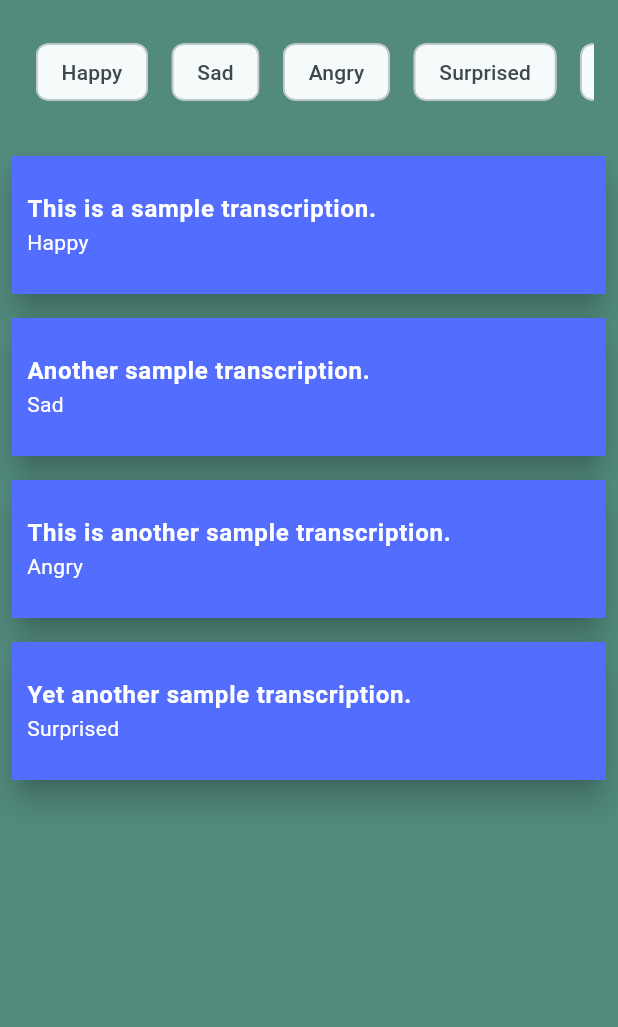
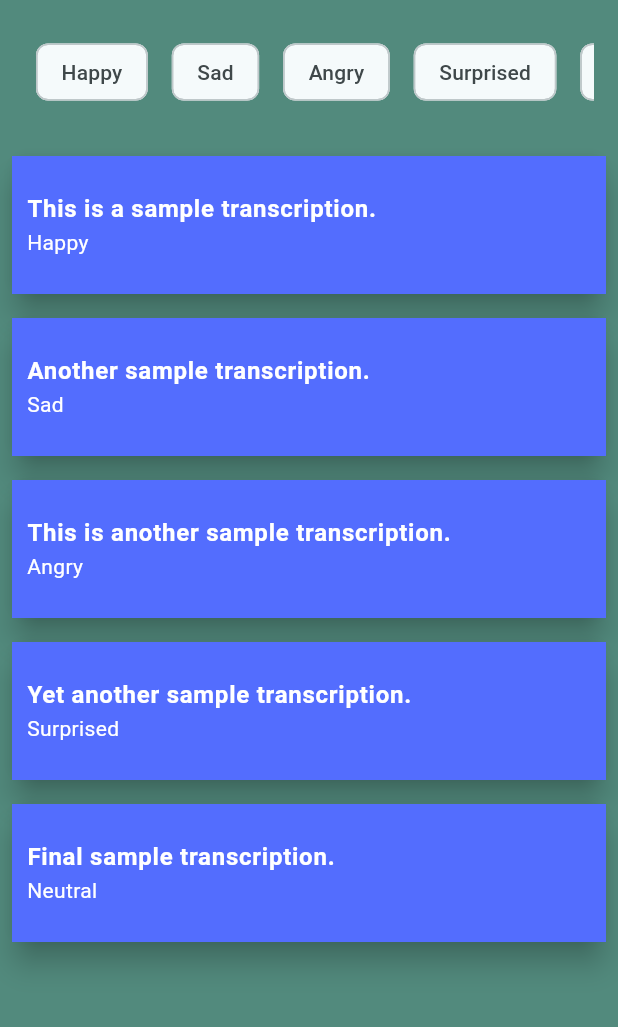
Before and after one commit to SkazuHD/moody_frontend, a Flutter app: the RecordList screen opened directly, on a phone screen of 412 x 824 dp, the part 84-1111 px from its top. Run offline on Flutter 3.47's test engine with Material 3 defaults, Android fonts, the phone set to English and light mode, and no system bars; our stand-ins replace shared_preferences, sqflite; accounts and stored records are empty; Roboto replaces fonts that are missing (Poppins).

Commit message:
Filter Liste für Recordings

```diff
--- a/lib/components/filterList.dart
+++ b/lib/components/filterList.dart
@@ -3,24 +3,20 @@ import 'package:flutter/material.dart';
 import '../data/models/record.dart';
 
 class FilterList extends StatefulWidget {
-  const FilterList({super.key});
+  final List<Recording> recordings;
+  final List<String> categories;
+
+  const FilterList({
+    super.key,
+    required this.recordings,
+    required this.categories,
+  });
 
   @override
   State<FilterList> createState() => _FilterListState();
 }
 
 class _FilterListState extends State<FilterList> {
-  final List<String> categories = [
-    "Happy",
-    "Sad",
-    "Angry",
-    "Surprised",
-    "Neutral",
-    "Fearful",
-    "Disgusted",
-    "Calm",
-  ];
-
   List<String> selectedCategories = [];
 
   @override
@@ -39,7 +35,7 @@ class _FilterListState extends State<FilterList> {
             scrollDirection: Axis.horizontal,
             child: Row(
               children:
-                  categories
+                  widget.categories
                       .map(
                         (category) => Padding(
                           padding: const EdgeInsets.all(8.0),
--- a/lib/data/db.dart
+++ b/lib/data/db.dart
@@ -28,6 +28,10 @@ class RecordsDB {
       },
       version: 1,
     );
+    recordings;
+    for (var record in recordings) {
+      await insertRecord(record);
+    }
   }
 
   Recording mapToRecord(Map<String, dynamic> map) {
--- a/lib/data/models/record.dart
+++ b/lib/data/models/record.dart
@@ -61,4 +61,12 @@ List<Recording> recordings = [
     transcription: 'Yet another sample transcription.',
     mood: 'Surprised',
   ),
+  Recording(
+    id: 5,
+    filePath: 'assets/audio/recording5.mp3',
+    duration: 35,
+    createdAt: DateTime.now(),
+    transcription: 'Final sample transcription.',
+    mood: 'Neutral',
+  ),
 ];
--- a/lib/views/recordList/recordList.dart
+++ b/lib/views/recordList/recordList.dart
@@ -1,14 +1,48 @@
 import 'package:flutter/material.dart';
 import 'package:moody_frontend/components/filterList.dart';
+import 'package:moody_frontend/data/db.dart';
 
-class RecordList extends StatelessWidget {
+import '../../data/models/record.dart';
+
+class RecordList extends StatefulWidget {
   const RecordList({super.key});
+
+  @override
+  State<RecordList> createState() => _RecordListState();
+}
+
+class _RecordListState extends State<RecordList> {
+  final db = RecordsDB();
+
+  Future<List<Recording>> getRecords() async {
+    return db.getRecords();
+  }
 
   @override
   Widget build(BuildContext context) {
     return Scaffold(
       appBar: AppBar(title: AppBarMoody()),
-      body: Center(child: Column(children: [Expanded(child: FilterList())])),
+      body: Center(
+        child: Column(
+          children: [
+            Expanded(
+              child: FilterList(
+                recordings: recordings,
+                categories: [
+                  "Happy",
+                  "Sad",
+                  "Angry",
+                  "Surprised",
+                  "Neutral",
+                  "Fearful",
+                  "Disgusted",
+                  "Calm",
+                ],
+              ),
+            ),
+          ],
+        ),
+      ),
     );
   }
 }
```
